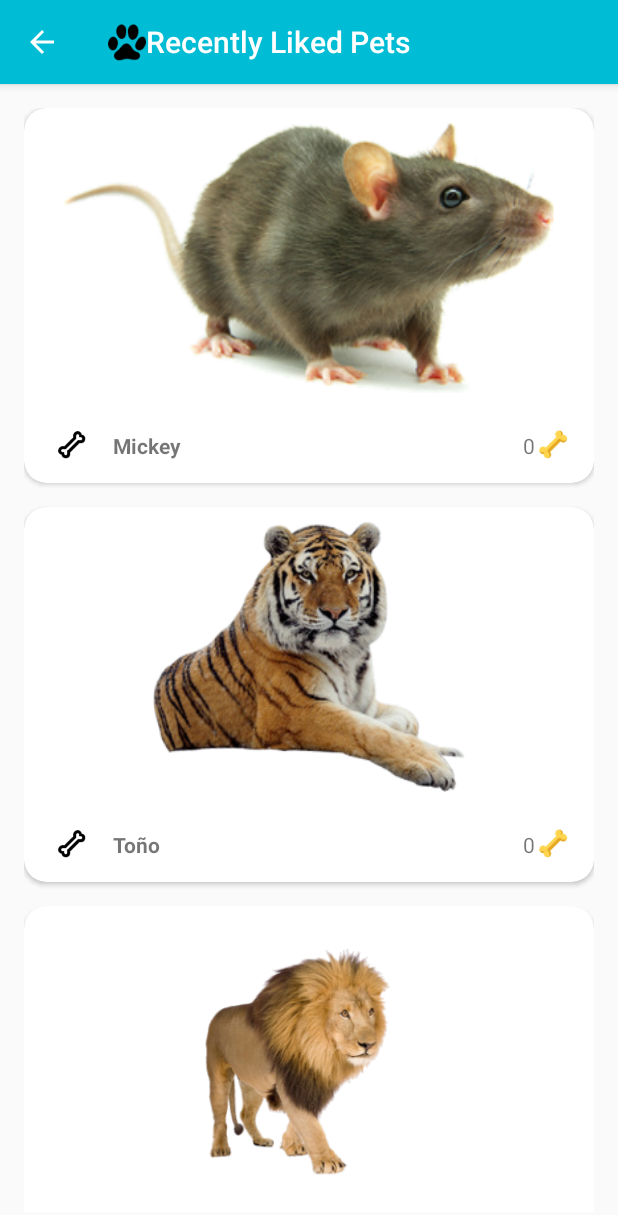
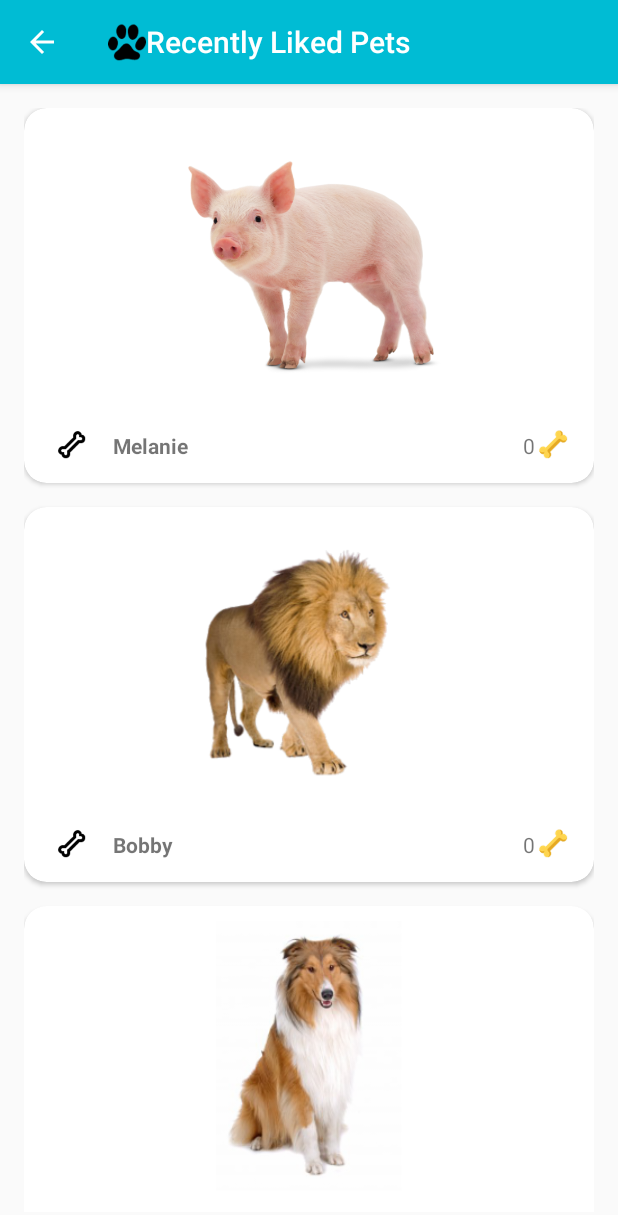
Before and after one commit to joaquinalvidrez95/Petagram, an Android app: the screen it shows after launch (RecentlyLikedPetsActivity before the commit, PetsLatelyLikedActivity after it), after a tap on "Recently Liked", on a phone screen of 412 x 824 dp. Shown: the top 1215 px of the screen. Run offline under Robolectric (Android 15) with nearby library versions, the phone set to English and light mode, and no system bars.

Commit message:
Fragment chidotes.

```diff
--- a/app/src/main/AndroidManifest.xml
+++ b/app/src/main/AndroidManifest.xml
@@ -17,7 +17,7 @@
             </intent-filter>
         </activity>
         <activity
-            android:name=".view.activity.RecentlyLikedPetsActivity"
+            android:name=".view.activity.PetsLatelyLikedActivity"
             android:parentActivityName=".view.activity.MainActivity">
             <!-- Support for lower versions than 4.0 -->
             <meta-data
--- a/app/src/main/java/com/joaquinalan/petagram/model/data/DataBase.java
+++ b/app/src/main/java/com/joaquinalan/petagram/data/DataBase.java
@@ -1,4 +1,4 @@
-package com.joaquinalan.petagram.model.data;
+package com.joaquinalan.petagram.data;
 
 import android.content.ContentValues;
 import android.content.Context;
--- a/app/src/main/java/com/joaquinalan/petagram/model/data/DataBaseConstants.java
+++ b/app/src/main/java/com/joaquinalan/petagram/data/DataBaseConstants.java
@@ -1,4 +1,4 @@
-package com.joaquinalan.petagram.model.data;
+package com.joaquinalan.petagram.data;
 
 /**
  * Created by joaquinalan on 06/02/2017.
--- /dev/null
+++ b/app/src/main/java/com/joaquinalan/petagram/data/PetsConstructor.java
@@ -0,0 +1,41 @@
+package com.joaquinalan.petagram.data;
+
+import com.joaquinalan.petagram.R;
+import com.joaquinalan.petagram.model.domain.Pet;
+
+import java.util.ArrayList;
+import java.util.List;
+
+/**
+ * Created by joaquinalan on 30/08/2017.
+ */
+
+public class PetsConstructor {
+    public static Iterable<Pet> getHomePets() {
+        List<Pet> pets = new ArrayList<>();
+
+        pets.add(new Pet("Melanie", 0, R.drawable.pig));
+        pets.add(new Pet("Bobby", 0, R.drawable.lion));
+        pets.add(new Pet("Lassie", 0, R.drawable.rough_collie));
+        pets.add(new Pet("Ramón", 0, R.drawable.schnauzer));
+        pets.add(new Pet("Gatillo", 0, R.drawable.cat));
+        pets.add(new Pet("Toño", 0, R.drawable.tiger));
+        pets.add(new Pet("Omar", 0, R.drawable.nigga));
+        pets.add(new Pet("Mickey", 0, R.drawable.rat));
+        pets.add(new Pet("Rathalos", 0, R.drawable.dragon));
+
+        return pets;
+    }
+
+    public static Iterable<Pet> getPetsLatelyLiked() {
+        List<Pet> pets = new ArrayList<>();
+
+        pets.add(new Pet("Mickey", 0, R.drawable.rat));
+        pets.add(new Pet("Toño", 0, R.drawable.tiger));
+        pets.add(new Pet("Bobby", 0, R.drawable.lion));
+        pets.add(new Pet("Lassie", 0, R.drawable.rough_collie));
+        pets.add(new Pet("Gatillo", 0, R.drawable.cat));
+
+        return pets;
+    }
+}
--- a/app/src/main/java/com/joaquinalan/petagram/model/Email.java
+++ b/app/src/main/java/com/joaquinalan/petagram/model/Email.java
@@ -4,6 +4,8 @@ import android.app.ProgressDialog;
 import android.content.Context;
 import android.os.AsyncTask;
 import android.widget.Toast;
+
+import com.joaquinalan.petagram.model.domain.EmailAccount;
 
 import java.util.Properties;
 
--- a/app/src/main/java/com/joaquinalan/petagram/model/pojo/EmailAccount.java
+++ b/app/src/main/java/com/joaquinalan/petagram/model/domain/EmailAccount.java
@@ -1,4 +1,4 @@
-package com.joaquinalan.petagram.model.pojo;
+package com.joaquinalan.petagram.model.domain;
 
 /**
  * Created by joaquinalan on 02/02/2017.
--- a/app/src/main/java/com/joaquinalan/petagram/model/pojo/MyPetImage.java
+++ b/app/src/main/java/com/joaquinalan/petagram/model/domain/MyPetImage.java
@@ -1,4 +1,4 @@
-package com.joaquinalan.petagram.model.pojo;
+package com.joaquinalan.petagram.model.domain;
 
 /**
  * Created by joaquinalan on 01/02/2017.
--- a/app/src/main/java/com/joaquinalan/petagram/model/pojo/Pet.java
+++ b/app/src/main/java/com/joaquinalan/petagram/model/domain/Pet.java
@@ -1,4 +1,4 @@
-package com.joaquinalan.petagram.model.pojo;
+package com.joaquinalan.petagram.model.domain;
 
 /**
  * Created by joaquinalan on 29/01/2017.
@@ -20,26 +20,26 @@ public class Pet {
         return mRating;
     }
 
-    public void setRating(int rating) {
-        this.mRating = rating;
-    }
+//    public void setRating(int rating) {
+//        this.mRating = rating;
+//    }
 
     public int getImage() {
         return mImage;
     }
 
-    public void setImage(int image) {
-        this.mImage = image;
-    }
+//    public void setImage(int image) {
+//        this.mImage = image;
+//    }
 
     public String getName() {
         return mName;
     }
 
     // Setters
-    public void setName(String name) {
-        this.mName = name;
-    }
+//    public void setName(String name) {
+//        this.mName = name;
+//    }
 
     public void likePet() {
         mRating++;
--- a/app/src/main/java/com/joaquinalan/petagram/view/activity/MainActivity.java
+++ b/app/src/main/java/com/joaquinalan/petagram/view/activity/MainActivity.java
@@ -56,7 +56,7 @@ public class MainActivity extends AppCompatActivity {
     public boolean onOptionsItemSelected(MenuItem item) {
         switch (item.getItemId()) {
             case R.id.item_optionsmenu_star:
-                Intent recentlyLikedIntent = new Intent(this, RecentlyLikedPetsActivity.class);
+                Intent recentlyLikedIntent = new Intent(this, PetsLatelyLikedActivity.class);
                 startActivity(recentlyLikedIntent);
                 break;
             case R.id.item_optionsmenu_contact:
@@ -79,7 +79,7 @@ public class MainActivity extends AppCompatActivity {
     }
 
     private List<Fragment> getFragments() {
-        ArrayList<Fragment> fragmentArrayList = new ArrayList<>();
+        List<Fragment> fragmentArrayList = new ArrayList<>();
 
         fragmentArrayList.add(new HomeFragment());
         fragmentArrayList.add(new PetProfileFragment());
--- /dev/null
+++ b/app/src/main/java/com/joaquinalan/petagram/view/activity/PetsLatelyLikedActivity.java
@@ -0,0 +1,37 @@
+package com.joaquinalan.petagram.view.activity;
+
+import android.os.Bundle;
+import android.support.v7.app.AppCompatActivity;
+import android.support.v7.widget.Toolbar;
+
+import com.joaquinalan.petagram.R;
+
+public class PetsLatelyLikedActivity extends AppCompatActivity {
+    //private RecyclerView mRecyclerViewPetsLatelyLiked;
+
+    @Override
+    protected void onCreate(Bundle savedInstanceState) {
+        super.onCreate(savedInstanceState);
+        setContentView(R.layout.activity_petslatelyliked);
+
+        Toolbar toolbar = (Toolbar) findViewById(R.id.toolbar_recentlylikedpets);
+        setSupportActionBar(toolbar);
+        getSupportActionBar().setTitle(R.string.recentlylikedpets_toolbartitle);
+        getSupportActionBar().setIcon(R.drawable.ic_cat_footprint);
+        getSupportActionBar().setDisplayHomeAsUpEnabled(true);
+
+//        mRecyclerViewPetsLatelyLiked = (RecyclerView) findViewById(R.id.recyclerview_recentlylikedpets);
+//
+//        LinearLayoutManager llmMyLayout = new LinearLayoutManager(this);
+//        llmMyLayout.setOrientation(LinearLayoutManager.VERTICAL);
+//
+//        mRecyclerViewPetsLatelyLiked.setLayoutManager(llmMyLayout);
+//
+//        initializeAdapter();
+    }
+
+//    public void initializeAdapter() {
+//        PetAdapter adapter = new PetAdapter(PetsConstructor.getPetsLatelyLiked(), this);
+//        mRecyclerViewPetsLatelyLiked.setAdapter(adapter);
+//    }
+}
--- a/app/src/main/java/com/joaquinalan/petagram/view/activity/RecentlyLikedPetsActivity.java
+++ /dev/null
@@ -1,55 +0,0 @@
-package com.joaquinalan.petagram.view.activity;
-
-import android.os.Bundle;
-import android.support.v7.app.AppCompatActivity;
-import android.support.v7.widget.LinearLayoutManager;
-import android.support.v7.widget.RecyclerView;
-import android.support.v7.widget.Toolbar;
-
-import com.joaquinalan.petagram.R;
-import com.joaquinalan.petagram.model.pojo.Pet;
-import com.joaquinalan.petagram.view.adapter.PetAdapter;
-
-import java.util.ArrayList;
-import java.util.List;
-
-public class RecentlyLikedPetsActivity extends AppCompatActivity {
-    private List<Pet> mPetList;
-    private RecyclerView rvPets;
-
-    @Override
-    protected void onCreate(Bundle savedInstanceState) {
-        super.onCreate(savedInstanceState);
-        setContentView(R.layout.activity_recentlylikedpets);
-
-        Toolbar tbMyActionBar = (Toolbar) findViewById(R.id.toolbar_recentlylikedpets);
-        setSupportActionBar(tbMyActionBar);
-        getSupportActionBar().setTitle(R.string.recentlylikedpets_toolbartitle);
-        getSupportActionBar().setIcon(R.drawable.ic_cat_footprint);
-        getSupportActionBar().setDisplayHomeAsUpEnabled(true);
-
-        rvPets = (RecyclerView) findViewById(R.id.recyclerview_recentlylikedpets);
-
-        LinearLayoutManager llmMyLayout = new LinearLayoutManager(this);
-        llmMyLayout.setOrientation(LinearLayoutManager.VERTICAL);
-
-        rvPets.setLayoutManager(llmMyLayout);
-
-        initializePetList();
-        initializeAdapter();
-    }
-
-    public void initializePetList() {
-        mPetList = new ArrayList<>();
-        mPetList.add(new Pet("Mickey", 0, R.drawable.rat));
-        mPetList.add(new Pet("Toño", 0, R.drawable.tiger));
-        mPetList.add(new Pet("Bobby", 0, R.drawable.lion));
-        mPetList.add(new Pet("Lassie", 0, R.drawable.rough_collie));
-        mPetList.add(new Pet("Gatillo", 0, R.drawable.cat));
-    }
-
-    public void initializeAdapter() {
-        PetAdapter adapter = new PetAdapter(mPetList, this);
-        rvPets.setAdapter(adapter);
-    }
-}
--- a/app/src/main/java/com/joaquinalan/petagram/view/adapter/MyPetAdapter.java
+++ b/app/src/main/java/com/joaquinalan/petagram/view/adapter/MyPetAdapter.java
@@ -9,7 +9,7 @@ import android.widget.ImageView;
 import android.widget.TextView;
 
 import com.joaquinalan.petagram.R;
-import com.joaquinalan.petagram.model.pojo.MyPetImage;
+import com.joaquinalan.petagram.model.domain.MyPetImage;
 
 import java.util.List;
 
--- a/app/src/main/java/com/joaquinalan/petagram/view/adapter/PetAdapter.java
+++ b/app/src/main/java/com/joaquinalan/petagram/view/adapter/PetAdapter.java
@@ -11,8 +11,9 @@ import android.widget.ImageView;
 import android.widget.TextView;
 
 import com.joaquinalan.petagram.R;
-import com.joaquinalan.petagram.model.pojo.Pet;
+import com.joaquinalan.petagram.model.domain.Pet;
 
+import java.util.ArrayList;
 import java.util.List;
 
 /**
@@ -20,11 +21,13 @@ import java.util.List;
  */
 
 public class PetAdapter extends RecyclerView.Adapter<PetAdapter.PetViewHolder> {
-    private List<Pet> mPetList;
+    private List<Pet> mPetList = new ArrayList<>();
     private Activity mActivity;
 
-    public PetAdapter(List<Pet> petList, Activity activity) {
-        this.mPetList = petList;
+    public PetAdapter(Iterable<Pet> pets, Activity activity) {
+        for (Pet pet : pets) {
+            mPetList.add(pet);
+        }
         this.mActivity = activity;
     }
 
--- a/app/src/main/java/com/joaquinalan/petagram/view/fragment/HomeFragment.java
+++ b/app/src/main/java/com/joaquinalan/petagram/view/fragment/HomeFragment.java
@@ -10,17 +10,14 @@ import android.view.View;
 import android.view.ViewGroup;
 
 import com.joaquinalan.petagram.R;
-import com.joaquinalan.petagram.model.pojo.Pet;
+import com.joaquinalan.petagram.data.PetsConstructor;
 import com.joaquinalan.petagram.view.adapter.PetAdapter;
-
-import java.util.ArrayList;
 
 
 /**
  * A simple {@link Fragment} subclass.
  */
 public class HomeFragment extends Fragment {
-    private ArrayList<Pet> mPetList;
     private RecyclerView mRecyclerViewPets;
 
     public HomeFragment() {
@@ -38,26 +35,12 @@ public class HomeFragment extends Fragment {
         llmMyLayout.setOrientation(LinearLayoutManager.VERTICAL);
         mRecyclerViewPets.setLayoutManager(llmMyLayout);
 
-        initiatePetList();
         initiateAdapter();
         return view;
     }
 
-    public void initiatePetList() {
-        mPetList = new ArrayList<>();
-        mPetList.add(new Pet("Melanie", 0, R.drawable.pig));
-        mPetList.add(new Pet("Bobby", 0, R.drawable.lion));
-        mPetList.add(new Pet("Lassie", 0, R.drawable.rough_collie));
-        mPetList.add(new Pet("Ramón", 0, R.drawable.schnauzer));
-        mPetList.add(new Pet("Gatillo", 0, R.drawable.cat));
-        mPetList.add(new Pet("Toño", 0, R.drawable.tiger));
-        mPetList.add(new Pet("Omar", 0, R.drawable.nigga));
-        mPetList.add(new Pet("Mickey", 0, R.drawable.rat));
-        mPetList.add(new Pet("Rathalos", 0, R.drawable.dragon));
-    }
-
     public void initiateAdapter() {
-        PetAdapter adapter = new PetAdapter(mPetList, getActivity());
+        PetAdapter adapter = new PetAdapter(PetsConstructor.getHomePets(), getActivity());
         mRecyclerViewPets.setAdapter(adapter);
     }
 
--- a/app/src/main/java/com/joaquinalan/petagram/view/fragment/PetProfileFragment.java
+++ b/app/src/main/java/com/joaquinalan/petagram/view/fragment/PetProfileFragment.java
@@ -10,7 +10,7 @@ import android.view.View;
 import android.view.ViewGroup;
 
 import com.joaquinalan.petagram.R;
-import com.joaquinalan.petagram.model.pojo.MyPetImage;
+import com.joaquinalan.petagram.model.domain.MyPetImage;
 import com.joaquinalan.petagram.view.adapter.MyPetAdapter;
 
 import java.util.ArrayList;
--- /dev/null
+++ b/app/src/main/res/layout/activity_petslatelyliked.xml
@@ -0,0 +1,28 @@
+<?xml version="1.0" encoding="utf-8"?>
+<RelativeLayout xmlns:android="http://schemas.android.com/apk/res/android"
+    xmlns:tools="http://schemas.android.com/tools"
+    android:id="@+id/activity_recently_liked_pets"
+    android:layout_width="match_parent"
+    android:layout_height="match_parent"
+    tools:context=".view.activity.PetsLatelyLikedActivity">
+
+    <include
+        android:id="@+id/toolbar_recentlylikedpets"
+        layout="@layout/layout_all_toolbar"></include>
+
+    <fragment
+        android:id="@+id/fragment_petslatelyliked"
+        android:name="com.joaquinalan.petagram.view.fragment.HomeFragment"
+        android:layout_width="match_parent"
+        android:layout_height="match_parent"
+        android:layout_below="@+id/toolbar_recentlylikedpets" />
+
+    <!--<android.support.v7.widget.RecyclerView-->
+    <!--android:id="@+id/recyclerview_recentlylikedpets"-->
+    <!--android:layout_width="match_parent"-->
+    <!--android:layout_height="match_parent"-->
+    <!--android:layout_below="@+id/toolbar_recentlylikedpets"-->
+    <!--android:layout_centerHorizontal="true"-->
+    <!--android:layout_centerVertical="true"-->
+    <!--android:padding="@dimen/activity_horizontal_margin" />-->
+</RelativeLayout>
--- a/app/src/main/res/layout/activity_recentlylikedpets.xml
+++ /dev/null
@@ -1,21 +0,0 @@
-<?xml version="1.0" encoding="utf-8"?>
-<RelativeLayout xmlns:android="http://schemas.android.com/apk/res/android"
-    xmlns:tools="http://schemas.android.com/tools"
-    android:id="@+id/activity_recently_liked_pets"
-    android:layout_width="match_parent"
-    android:layout_height="match_parent"
-    tools:context=".view.activity.RecentlyLikedPetsActivity">
-
-    <include
-        android:id="@+id/toolbar_recentlylikedpets"
-        layout="@layout/layout_all_toolbar"></include>
-
-    <android.support.v7.widget.RecyclerView
-        android:id="@+id/recyclerview_recentlylikedpets"
-        android:layout_width="match_parent"
-        android:layout_height="match_parent"
-        android:layout_below="@+id/toolbar_recentlylikedpets"
-        android:layout_centerHorizontal="true"
-        android:layout_centerVertical="true"
-        android:padding="@dimen/activity_horizontal_margin" />
-</RelativeLayout>
```
